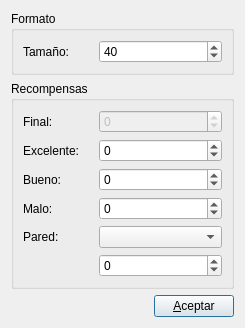
The window that gui/qt/IA2013TPIRLGUI/gwopcionesdialog.ui (ssebastianj/ia2013-tpi-rl) describes before a commit, drawn with Qt 5.
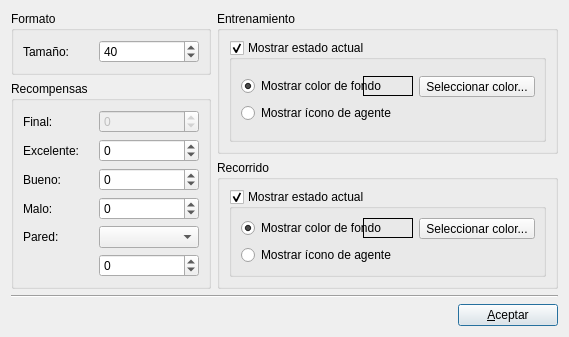
The same window after the commit. Icons and pictures are not drawn.

Commit message: Mejorado cuadro de configuración de GridWorld. Ahora muestra el estado actual durante el Entrenamiento y Recorrido. Posibilidad de cambiar los colores. Refactoring de funciones.

```diff
--- a/gui/qt/IA2013TPIRLGUI/gwopcionesdialog.ui
+++ b/gui/qt/IA2013TPIRLGUI/gwopcionesdialog.ui
@@ -6,13 +6,13 @@
    <rect>
     <x>0</x>
     <y>0</y>
-    <width>245</width>
-    <height>309</height>
+    <width>569</width>
+    <height>318</height>
    </rect>
   </property>
   <property name="minimumSize">
    <size>
-    <width>201</width>
+    <width>569</width>
     <height>0</height>
    </size>
   </property>
@@ -26,11 +26,17 @@
   <property name="modal">
    <bool>true</bool>
   </property>
-  <layout class="QGridLayout" name="gridLayout_5">
+  <layout class="QGridLayout" name="gridLayout_9">
    <item row="0" column="0">
-    <layout class="QGridLayout" name="gridLayout_4">
-     <item row="3" column="1">
+    <layout class="QGridLayout" name="gridLayout_8">
+     <item row="5" column="2">
       <widget class="QPushButton" name="pushButton">
+       <property name="maximumSize">
+        <size>
+         <width>100</width>
+         <height>16777215</height>
+        </size>
+       </property>
        <property name="text">
         <string>&amp;Aceptar</string>
        </property>
@@ -39,82 +45,14 @@
        </property>
       </widget>
      </item>
-     <item row="2" column="1">
-      <spacer name="verticalSpacer">
-       <property name="orientation">
-        <enum>Qt::Vertical</enum>
-       </property>
-       <property name="sizeHint" stdset="0">
+     <item row="1" column="0" rowspan="2">
+      <widget class="QGroupBox" name="gbRecompensas">
+       <property name="minimumSize">
         <size>
-         <width>20</width>
-         <height>40</height>
+         <width>200</width>
+         <height>0</height>
         </size>
        </property>
-      </spacer>
-     </item>
-     <item row="3" column="0">
-      <spacer name="horizontalSpacer">
-       <property name="orientation">
-        <enum>Qt::Horizontal</enum>
-       </property>
-       <property name="sizeHint" stdset="0">
-        <size>
-         <width>40</width>
-         <height>20</height>
-        </size>
-       </property>
-      </spacer>
-     </item>
-     <item row="0" column="0" colspan="2">
-      <widget class="QGroupBox" name="groupBox">
-       <property name="title">
-        <string>Formato</string>
-       </property>
-       <layout class="QGridLayout" name="gridLayout">
-        <item row="0" column="0">
-         <layout class="QHBoxLayout" name="horizontalLayout">
-          <item>
-           <widget class="QLabel" name="label">
-            <property name="sizePolicy">
-             <sizepolicy hsizetype="Fixed" vsizetype="Preferred">
-              <horstretch>0</horstretch>
-              <verstretch>0</verstretch>
-             </sizepolicy>
-            </property>
-            <property name="minimumSize">
-             <size>
-              <width>70</width>
-              <height>0</height>
-             </size>
-            </property>
-            <property name="text">
-             <string>Tamaño:</string>
-            </property>
-            <property name="buddy">
-             <cstring>sbGWEstadoSize</cstring>
-            </property>
-           </widget>
-          </item>
-          <item>
-           <widget class="QSpinBox" name="sbGWEstadoSize">
-            <property name="minimum">
-             <number>20</number>
-            </property>
-            <property name="maximum">
-             <number>100</number>
-            </property>
-            <property name="value">
-             <number>40</number>
-            </property>
-           </widget>
-          </item>
-         </layout>
-        </item>
-       </layout>
-      </widget>
-     </item>
-     <item row="1" column="0" colspan="2">
-      <widget class="QGroupBox" name="groupBox_2">
        <property name="title">
         <string>Recompensas</string>
        </property>
@@ -308,6 +246,323 @@
        </layout>
       </widget>
      </item>
+     <item row="0" column="0">
+      <widget class="QGroupBox" name="gbFormato">
+       <property name="title">
+        <string>Formato</string>
+       </property>
+       <layout class="QGridLayout" name="gridLayout">
+        <item row="0" column="0">
+         <layout class="QHBoxLayout" name="horizontalLayout">
+          <item>
+           <widget class="QLabel" name="label">
+            <property name="sizePolicy">
+             <sizepolicy hsizetype="Fixed" vsizetype="Preferred">
+              <horstretch>0</horstretch>
+              <verstretch>0</verstretch>
+             </sizepolicy>
+            </property>
+            <property name="minimumSize">
+             <size>
+              <width>70</width>
+              <height>0</height>
+             </size>
+            </property>
+            <property name="text">
+             <string>Tamaño:</string>
+            </property>
+            <property name="buddy">
+             <cstring>sbGWEstadoSize</cstring>
+            </property>
+           </widget>
+          </item>
+          <item>
+           <widget class="QSpinBox" name="sbGWEstadoSize">
+            <property name="minimum">
+             <number>20</number>
+            </property>
+            <property name="maximum">
+             <number>100</number>
+            </property>
+            <property name="value">
+             <number>40</number>
+            </property>
+           </widget>
+          </item>
+         </layout>
+        </item>
+       </layout>
+      </widget>
+     </item>
+     <item row="2" column="1" colspan="2">
+      <widget class="QGroupBox" name="gbRecorrido">
+       <property name="minimumSize">
+        <size>
+         <width>313</width>
+         <height>0</height>
+        </size>
+       </property>
+       <property name="title">
+        <string>Recorrido</string>
+       </property>
+       <layout class="QGridLayout" name="gridLayout_6">
+        <item row="0" column="0">
+         <widget class="QGroupBox" name="gbRecShowActualState">
+          <property name="title">
+           <string>Mostrar estado actual</string>
+          </property>
+          <property name="flat">
+           <bool>true</bool>
+          </property>
+          <property name="checkable">
+           <bool>true</bool>
+          </property>
+          <layout class="QGridLayout" name="gridLayout_7">
+           <item row="0" column="0">
+            <layout class="QVBoxLayout" name="verticalLayout_2">
+             <item>
+              <layout class="QHBoxLayout" name="horizontalLayout_7">
+               <item>
+                <widget class="QRadioButton" name="optRecMostrarColorFondo">
+                 <property name="minimumSize">
+                  <size>
+                   <width>140</width>
+                   <height>0</height>
+                  </size>
+                 </property>
+                 <property name="text">
+                  <string>Mostrar color de fondo</string>
+                 </property>
+                 <property name="checked">
+                  <bool>true</bool>
+                 </property>
+                </widget>
+               </item>
+               <item>
+                <widget class="QLabel" name="lblRecActStateBG">
+                 <property name="sizePolicy">
+                  <sizepolicy hsizetype="Fixed" vsizetype="Fixed">
+                   <horstretch>0</horstretch>
+                   <verstretch>0</verstretch>
+                  </sizepolicy>
+                 </property>
+                 <property name="minimumSize">
+                  <size>
+                   <width>50</width>
+                   <height>20</height>
+                  </size>
+                 </property>
+                 <property name="maximumSize">
+                  <size>
+                   <width>20</width>
+                   <height>20</height>
+                  </size>
+                 </property>
+                 <property name="frameShape">
+                  <enum>QFrame::Box</enum>
+                 </property>
+                 <property name="text">
+                  <string/>
+                 </property>
+                 <property name="textInteractionFlags">
+                  <set>Qt::NoTextInteraction</set>
+                 </property>
+                 <property name="buddy">
+                  <cstring>btnRecSelectActStateBG</cstring>
+                 </property>
+                </widget>
+               </item>
+               <item>
+                <widget class="QToolButton" name="btnRecSelectActStateBG">
+                 <property name="text">
+                  <string>Seleccionar color...</string>
+                 </property>
+                </widget>
+               </item>
+               <item>
+                <spacer name="horizontalSpacer_2">
+                 <property name="orientation">
+                  <enum>Qt::Horizontal</enum>
+                 </property>
+                 <property name="sizeHint" stdset="0">
+                  <size>
+                   <width>40</width>
+                   <height>20</height>
+                  </size>
+                 </property>
+                </spacer>
+               </item>
+              </layout>
+             </item>
+             <item>
+              <widget class="QRadioButton" name="optRecMostrarIcono">
+               <property name="text">
+                <string>Mostrar ícono de agente</string>
+               </property>
+              </widget>
+             </item>
+            </layout>
+           </item>
+          </layout>
+         </widget>
+        </item>
+       </layout>
+      </widget>
+     </item>
+     <item row="0" column="1" rowspan="2" colspan="2">
+      <widget class="QGroupBox" name="gbEntrenamiento">
+       <property name="minimumSize">
+        <size>
+         <width>313</width>
+         <height>0</height>
+        </size>
+       </property>
+       <property name="title">
+        <string>Entrenamiento</string>
+       </property>
+       <layout class="QGridLayout" name="gridLayout_5">
+        <item row="0" column="0">
+         <widget class="QGroupBox" name="gbEntShowActualState">
+          <property name="title">
+           <string>Mostrar estado actual</string>
+          </property>
+          <property name="flat">
+           <bool>true</bool>
+          </property>
+          <property name="checkable">
+           <bool>true</bool>
+          </property>
+          <layout class="QGridLayout" name="gridLayout_4">
+           <item row="0" column="0">
+            <layout class="QVBoxLayout" name="verticalLayout">
+             <item>
+              <layout class="QHBoxLayout" name="horizontalLayout_2">
+               <item>
+                <widget class="QRadioButton" name="optEntMostrarColorFondo">
+                 <property name="minimumSize">
+                  <size>
+                   <width>140</width>
+                   <height>0</height>
+                  </size>
+                 </property>
+                 <property name="text">
+                  <string>Mostrar color de fondo</string>
+                 </property>
+                 <property name="checked">
+                  <bool>true</bool>
+                 </property>
+                </widget>
+               </item>
+               <item>
+                <widget class="QLabel" name="lblEntActStateBG">
+                 <property name="sizePolicy">
+                  <sizepolicy hsizetype="Fixed" vsizetype="Fixed">
+                   <horstretch>0</horstretch>
+                   <verstretch>0</verstretch>
+                  </sizepolicy>
+                 </property>
+                 <property name="minimumSize">
+                  <size>
+                   <width>50</width>
+                   <height>20</height>
+                  </size>
+                 </property>
+                 <property name="maximumSize">
+                  <size>
+                   <width>20</width>
+                   <height>20</height>
+                  </size>
+                 </property>
+                 <property name="frameShape">
+                  <enum>QFrame::Box</enum>
+                 </property>
+                 <property name="text">
+                  <string/>
+                 </property>
+                 <property name="textInteractionFlags">
+                  <set>Qt::NoTextInteraction</set>
+                 </property>
+                 <property name="buddy">
+                  <cstring>btnEntSelectActStateBG</cstring>
+                 </property>
+                </widget>
+               </item>
+               <item>
+                <widget class="QToolButton" name="btnEntSelectActStateBG">
+                 <property name="text">
+                  <string>Seleccionar color...</string>
+                 </property>
+                </widget>
+               </item>
+               <item>
+                <spacer name="horizontalSpacer">
+                 <property name="orientation">
+                  <enum>Qt::Horizontal</enum>
+                 </property>
+                 <property name="sizeHint" stdset="0">
+                  <size>
+                   <width>40</width>
+                   <height>20</height>
+                  </size>
+                 </property>
+                </spacer>
+               </item>
+              </layout>
+             </item>
+             <item>
+              <widget class="QRadioButton" name="optEntMostrarIcono">
+               <property name="text">
+                <string>Mostrar ícono de agente</string>
+               </property>
+              </widget>
+             </item>
+            </layout>
+           </item>
+          </layout>
+         </widget>
+        </item>
+       </layout>
+      </widget>
+     </item>
+     <item row="3" column="2">
+      <spacer name="verticalSpacer">
+       <property name="orientation">
+        <enum>Qt::Vertical</enum>
+       </property>
+       <property name="sizeHint" stdset="0">
+        <size>
+         <width>20</width>
+         <height>40</height>
+        </size>
+       </property>
+      </spacer>
+     </item>
+     <item row="4" column="0" colspan="3">
+      <widget class="Line" name="line">
+       <property name="sizePolicy">
+        <sizepolicy hsizetype="Expanding" vsizetype="Fixed">
+         <horstretch>0</horstretch>
+         <verstretch>0</verstretch>
+        </sizepolicy>
+       </property>
+       <property name="orientation">
+        <enum>Qt::Horizontal</enum>
+       </property>
+      </widget>
+     </item>
+     <item row="5" column="0" colspan="2">
+      <spacer name="horizontalSpacer_3">
+       <property name="orientation">
+        <enum>Qt::Horizontal</enum>
+       </property>
+       <property name="sizeHint" stdset="0">
+        <size>
+         <width>40</width>
+         <height>20</height>
+        </size>
+       </property>
+      </spacer>
+     </item>
     </layout>
    </item>
   </layout>
```
Left out of the diff: 8 changed lines with no effect on the pictures. The commit also changes 12 other files.
